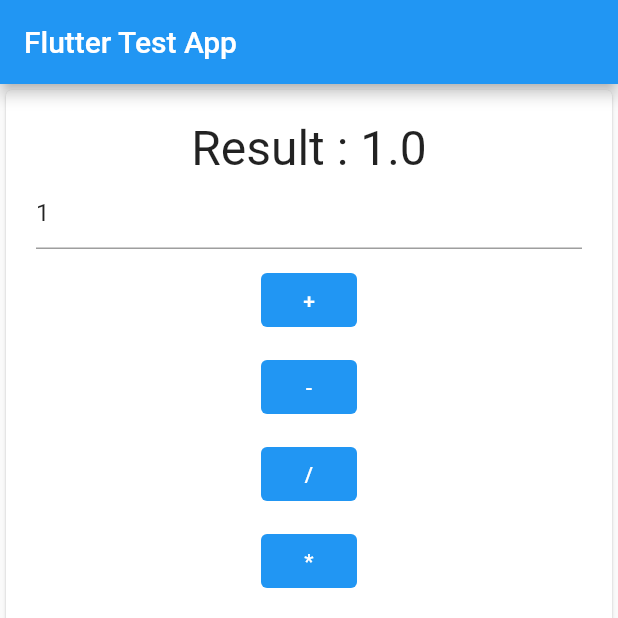
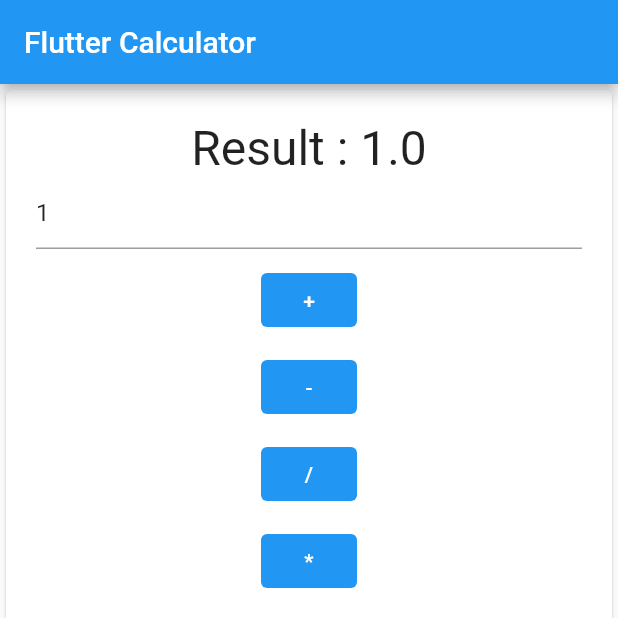
Before and after one commit to RabidMexican/flutter-test-app, a Flutter app: the screen it shows after launch, on a phone screen of 412 x 824 dp, the top half of it. Run offline on Flutter 3.47's test engine with Material 2 defaults, Android fonts, the phone set to English and light mode, and no system bars; missing offline and left inert: dart:html.

Commit message:
removed unused variables & methods

```diff
--- a/lib/main.dart
+++ b/lib/main.dart
@@ -11,7 +11,7 @@ class MyApp extends StatelessWidget {
   @override
   Widget build(BuildContext context) {
     return MaterialApp(
-      title: 'Flutter Demo',
+      title: 'Flutter Calculator',
       theme: ThemeData(
         primarySwatch: Colors.blue,
         textButtonTheme: TextButtonThemeData(
@@ -21,7 +21,7 @@ class MyApp extends StatelessWidget {
           ),
         ),
       ),
-      home: MyHomePage(title: 'Flutter Test App'),
+      home: MyHomePage(title: 'Flutter Calculator'),
     );
   }
 }
@@ -36,17 +36,10 @@ class MyHomePage extends StatefulWidget {
 }
 
 class _MyHomePageState extends State<MyHomePage> {
-  int _counter = 0;
   int _number = 1;
   double _result = 1;
 
   TextEditingController _inputController = new TextEditingController(text: '1');
-
-  void _incrementCounter() {
-    setState(() {
-      _counter++;
-    });
-  }
 
   void _add() {
     setState(() {
```
